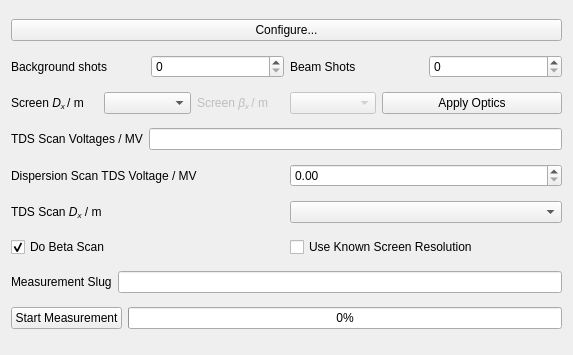
This is esme/gui/ui/scanner.ui in st-walker/esme as Qt 5 draws it before an edit. The edited form follows.
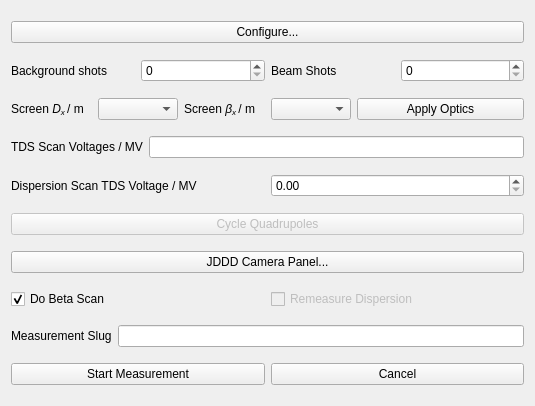
This is the edited form.

Patch:
```diff
--- a/esme/gui/ui/scanner.ui
+++ b/esme/gui/ui/scanner.ui
@@ -6,8 +6,8 @@
    <rect>
     <x>0</x>
     <y>0</y>
-    <width>573</width>
-    <height>355</height>
+    <width>535</width>
+    <height>406</height>
    </rect>
   </property>
   <property name="windowTitle">
@@ -21,6 +21,82 @@
      </property>
     </widget>
    </item>
+   <item row="10" column="0">
+    <layout class="QHBoxLayout" name="horizontalLayout_3">
+     <item>
+      <widget class="QPushButton" name="start_measurement_button">
+       <property name="text">
+        <string>Start Measurement</string>
+       </property>
+       <property name="checkable">
+        <bool>false</bool>
+       </property>
+       <property name="autoDefault">
+        <bool>false</bool>
+       </property>
+       <property name="default">
+        <bool>false</bool>
+       </property>
+       <property name="flat">
+        <bool>false</bool>
+       </property>
+      </widget>
+     </item>
+     <item>
+      <widget class="QPushButton" name="stop_measurement_button">
+       <property name="text">
+        <string>Cancel</string>
+       </property>
+      </widget>
+     </item>
+    </layout>
+   </item>
+   <item row="3" column="0">
+    <layout class="QHBoxLayout" name="horizontalLayout">
+     <item>
+      <widget class="QLabel" name="label_2">
+       <property name="text">
+        <string>TDS Scan Voltages / MV</string>
+       </property>
+      </widget>
+     </item>
+     <item>
+      <widget class="QLineEdit" name="tds_voltages">
+       <property name="text">
+        <string/>
+       </property>
+      </widget>
+     </item>
+    </layout>
+   </item>
+   <item row="9" column="0">
+    <layout class="QHBoxLayout" name="horizontalLayout_6">
+     <item>
+      <widget class="QLabel" name="measurement_name_label">
+       <property name="text">
+        <string>Measurement Slug</string>
+       </property>
+      </widget>
+     </item>
+     <item>
+      <widget class="QLineEdit" name="slug_line_edit">
+       <property name="text">
+        <string/>
+       </property>
+       <property name="clearButtonEnabled">
+        <bool>false</bool>
+       </property>
+      </widget>
+     </item>
+    </layout>
+   </item>
+   <item row="7" column="0">
+    <widget class="QPushButton" name="open_jddd_screen_gui_button">
+     <property name="text">
+      <string>JDDD Camera Panel...</string>
+     </property>
+    </widget>
+   </item>
    <item row="1" column="0">
     <layout class="QHBoxLayout" name="horizontalLayout_7">
      <item>
@@ -61,6 +137,37 @@
      </item>
     </layout>
    </item>
+   <item row="6" column="0">
+    <widget class="QPushButton" name="cycle_quads_button">
+     <property name="enabled">
+      <bool>false</bool>
+     </property>
+     <property name="text">
+      <string>Cycle Quadrupoles</string>
+     </property>
+    </widget>
+   </item>
+   <item row="4" column="0">
+    <layout class="QHBoxLayout" name="horizontalLayout_8">
+     <item>
+      <widget class="QLabel" name="label">
+       <property name="text">
+        <string>Dispersion Scan TDS Voltage / MV</string>
+       </property>
+      </widget>
+     </item>
+     <item>
+      <widget class="QDoubleSpinBox" name="dispersion_scan_tds_voltage_spinbox">
+       <property name="maximum">
+        <double>5.000000000000000</double>
+       </property>
+       <property name="singleStep">
+        <double>0.100000000000000</double>
+       </property>
+      </widget>
+     </item>
+    </layout>
+   </item>
    <item row="2" column="0">
     <layout class="QHBoxLayout" name="horizontalLayout_11">
      <item>
@@ -82,7 +189,7 @@
        <item>
         <widget class="QLabel" name="label_5">
          <property name="enabled">
-          <bool>false</bool>
+          <bool>true</bool>
          </property>
          <property name="text">
           <string>&lt;html&gt;&lt;head/&gt;&lt;body&gt;&lt;p&gt;Screen &lt;span style=&quot; font-style:italic;&quot;&gt;β&lt;/span&gt;&lt;span style=&quot; font-style:italic; vertical-align:sub;&quot;&gt;x &lt;/span&gt;/ m&lt;/p&gt;&lt;/body&gt;&lt;/html&gt;</string>
@@ -92,7 +199,7 @@
        <item>
         <widget class="QComboBox" name="beta_setpoint_combo_box">
          <property name="enabled">
-          <bool>false</bool>
+          <bool>true</bool>
          </property>
         </widget>
        </item>
@@ -107,60 +214,7 @@
      </item>
     </layout>
    </item>
-   <item row="3" column="0">
-    <layout class="QHBoxLayout" name="horizontalLayout">
-     <item>
-      <widget class="QLabel" name="label_2">
-       <property name="text">
-        <string>TDS Scan Voltages / MV</string>
-       </property>
-      </widget>
-     </item>
-     <item>
-      <widget class="QLineEdit" name="tds_voltages">
-       <property name="text">
-        <string/>
-       </property>
-      </widget>
-     </item>
-    </layout>
-   </item>
-   <item row="4" column="0">
-    <layout class="QHBoxLayout" name="horizontalLayout_8">
-     <item>
-      <widget class="QLabel" name="label">
-       <property name="text">
-        <string>Dispersion Scan TDS Voltage / MV</string>
-       </property>
-      </widget>
-     </item>
-     <item>
-      <widget class="QDoubleSpinBox" name="dispersion_scan_tds_voltage_spinbox">
-       <property name="maximum">
-        <double>5.000000000000000</double>
-       </property>
-       <property name="singleStep">
-        <double>0.100000000000000</double>
-       </property>
-      </widget>
-     </item>
-    </layout>
-   </item>
-   <item row="5" column="0">
-    <layout class="QHBoxLayout" name="horizontalLayout_9">
-     <item>
-      <widget class="QLabel" name="label_3">
-       <property name="text">
-        <string>&lt;html&gt;&lt;head/&gt;&lt;body&gt;&lt;p&gt;TDS Scan &lt;span style=&quot; font-style:italic;&quot;&gt;D&lt;/span&gt;&lt;span style=&quot; font-style:italic; vertical-align:sub;&quot;&gt;x&lt;/span&gt; / m&lt;/p&gt;&lt;/body&gt;&lt;/html&gt;</string>
-       </property>
-      </widget>
-     </item>
-     <item>
-      <widget class="QComboBox" name="tds_scan_dispersion_combobox"/>
-     </item>
-    </layout>
-   </item>
-   <item row="6" column="0">
+   <item row="8" column="0">
     <layout class="QHBoxLayout" name="horizontalLayout_12">
      <item>
       <widget class="QCheckBox" name="do_beta_scan_checkbox">
@@ -173,63 +227,12 @@
       </widget>
      </item>
      <item>
-      <widget class="QCheckBox" name="use_known_resolution_checkbox">
-       <property name="text">
-        <string>Use Known Screen Resolution</string>
-       </property>
-      </widget>
-     </item>
-    </layout>
-   </item>
-   <item row="7" column="0">
-    <layout class="QHBoxLayout" name="horizontalLayout_6">
-     <item>
-      <widget class="QLabel" name="measurement_name_label">
-       <property name="text">
-        <string>Measurement Slug</string>
-       </property>
-      </widget>
-     </item>
-     <item>
-      <widget class="QLineEdit" name="slug_line_edit">
-       <property name="text">
-        <string/>
-       </property>
-       <property name="clearButtonEnabled">
+      <widget class="QCheckBox" name="remeasure_dispersoin_checkbox">
+       <property name="enabled">
         <bool>false</bool>
        </property>
-      </widget>
-     </item>
-    </layout>
-   </item>
-   <item row="8" column="0">
-    <layout class="QHBoxLayout" name="horizontalLayout_3">
-     <item>
-      <widget class="QPushButton" name="start_measurement_button">
        <property name="text">
-        <string>Start Measurement</string>
-       </property>
-       <property name="checkable">
-        <bool>false</bool>
-       </property>
-       <property name="autoDefault">
-        <bool>false</bool>
-       </property>
-       <property name="default">
-        <bool>false</bool>
-       </property>
-       <property name="flat">
-        <bool>false</bool>
-       </property>
-      </widget>
-     </item>
-     <item>
-      <widget class="QProgressBar" name="measurement_progress_bar">
-       <property name="value">
-        <number>0</number>
-       </property>
-       <property name="invertedAppearance">
-        <bool>false</bool>
+        <string>Remeasure Dispersion</string>
        </property>
       </widget>
      </item>
```
